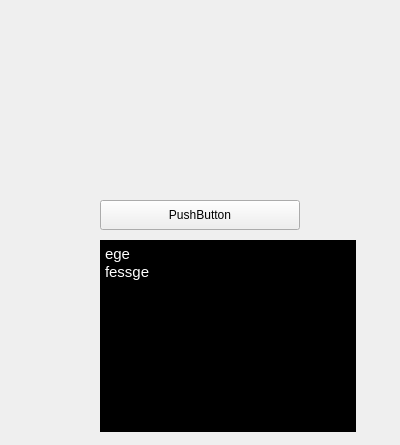
Old version of the form PenTestPocket/PenTestPocket.ui in the repository zachA214/Adelson_Senior_Capstone.
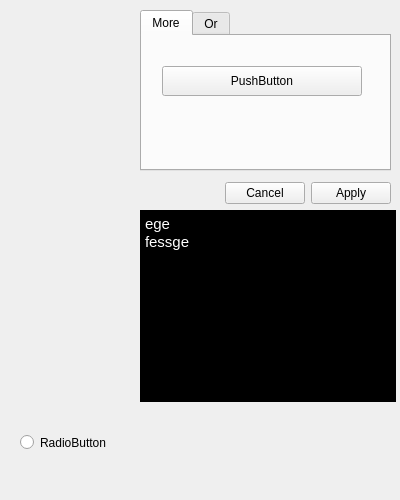
New version of the form. Icons and pictures are not drawn.

```diff
--- a/PenTestPocket/PenTestPocket.ui
+++ b/PenTestPocket/PenTestPocket.ui
@@ -10,13 +10,13 @@
     <x>0</x>
     <y>0</y>
     <width>400</width>
-    <height>445</height>
+    <height>500</height>
    </rect>
   </property>
   <property name="minimumSize">
    <size>
     <width>400</width>
-    <height>250</height>
+    <height>500</height>
    </size>
   </property>
   <property name="maximumSize">
@@ -48,30 +48,11 @@
    <property name="cursor">
     <cursorShape>ArrowCursor</cursorShape>
    </property>
-   <widget class="QPushButton" name="pushButton">
-    <property name="geometry">
-     <rect>
-      <x>100</x>
-      <y>200</y>
-      <width>200</width>
-      <height>30</height>
-     </rect>
-    </property>
-    <property name="cursor">
-     <cursorShape>ArrowCursor</cursorShape>
-    </property>
-    <property name="toolTip">
-     <string> </string>
-    </property>
-    <property name="text">
-     <string>PushButton</string>
-    </property>
-   </widget>
    <widget class="QTextBrowser" name="textBrowser">
     <property name="geometry">
      <rect>
-      <x>100</x>
-      <y>240</y>
+      <x>140</x>
+      <y>210</y>
       <width>256</width>
       <height>192</height>
      </rect>
@@ -89,6 +70,99 @@
 &lt;p style=&quot; margin-top:0px; margin-bottom:0px; margin-left:0px; margin-right:0px; -qt-block-indent:0; text-indent:0px;&quot;&gt;fessge&lt;/p&gt;&lt;/body&gt;&lt;/html&gt;</string>
     </property>
    </widget>
+   <widget class="QTabWidget" name="theTabs">
+    <property name="geometry">
+     <rect>
+      <x>140</x>
+      <y>10</y>
+      <width>251</width>
+      <height>161</height>
+     </rect>
+    </property>
+    <property name="currentIndex">
+     <number>0</number>
+    </property>
+    <widget class="QWidget" name="page0" native="true">
+     <attribute name="title">
+      <string>More</string>
+     </attribute>
+     <widget class="QPushButton" name="pushButton">
+      <property name="geometry">
+       <rect>
+        <x>20</x>
+        <y>30</y>
+        <width>200</width>
+        <height>30</height>
+       </rect>
+      </property>
+      <property name="cursor">
+       <cursorShape>ArrowCursor</cursorShape>
+      </property>
+      <property name="toolTip">
+       <string> </string>
+      </property>
+      <property name="text">
+       <string>PushButton</string>
+      </property>
+      <property name="checkable">
+       <bool>false</bool>
+      </property>
+     </widget>
+    </widget>
+    <widget class="QWidget" name="tab">
+     <attribute name="title">
+      <string>Or</string>
+     </attribute>
+    </widget>
+   </widget>
+   <widget class="QStackedWidget" name="stackedWidget">
+    <property name="geometry">
+     <rect>
+      <x>10</x>
+      <y>410</y>
+      <width>120</width>
+      <height>80</height>
+     </rect>
+    </property>
+    <property name="currentIndex">
+     <number>1</number>
+    </property>
+    <widget class="QWidget" name="page"/>
+    <widget class="QWidget" name="page_2">
+     <widget class="QRadioButton" name="radioButton">
+      <property name="geometry">
+       <rect>
+        <x>10</x>
+        <y>20</y>
+        <width>109</width>
+        <height>25</height>
+       </rect>
+      </property>
+      <property name="text">
+       <string>RadioButton</string>
+      </property>
+     </widget>
+    </widget>
+   </widget>
+   <widget class="QDialogButtonBox" name="buttonBox">
+    <property name="geometry">
+     <rect>
+      <x>140</x>
+      <y>180</y>
+      <width>251</width>
+      <height>27</height>
+     </rect>
+    </property>
+    <property name="orientation">
+     <enum>Qt::Horizontal</enum>
+    </property>
+    <property name="standardButtons">
+     <set>QDialogButtonBox::Apply|QDialogButtonBox::Cancel</set>
+    </property>
+    <property name="centerButtons">
+     <bool>false</bool>
+    </property>
+   </widget>
   </widget>
   <action name="actiontest2">
    <property name="text">
```
